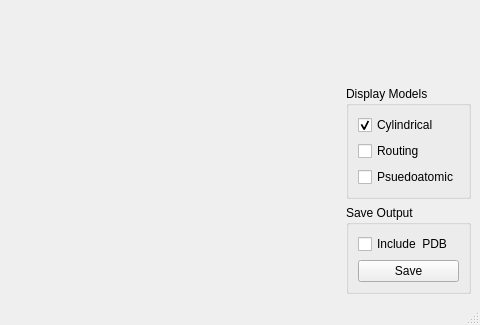
Old version of the form ui/AthenaMainWindow.ui in the repository lcbb/athena; both pictures show x 348 to 828 and y 237 to 562 of the 828 by 562 pixel window.
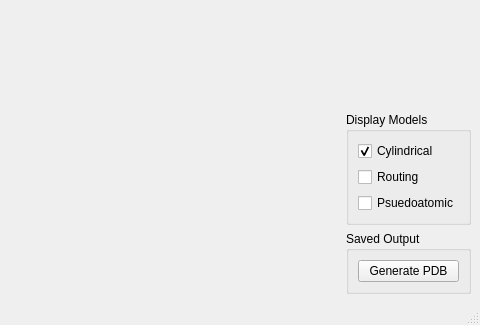
New version of the form. Custom widgets are drawn as their Qt base class.

What changed in the file:
```diff
--- a/ui/AthenaMainWindow.ui
+++ b/ui/AthenaMainWindow.ui
@@ -1125,20 +1125,13 @@
            <item>
             <widget class="QGroupBox" name="saveResultsBox">
              <property name="title">
-              <string>Save Output</string>
+              <string>Saved Output</string>
              </property>
              <layout class="QGridLayout" name="gridLayout_6">
               <item row="0" column="0">
-               <widget class="QCheckBox" name="includePDBBox">
-                <property name="text">
-                 <string>Include  PDB</string>
-                </property>
-               </widget>
-              </item>
-              <item row="1" column="0">
                <widget class="QPushButton" name="saveButton">
                 <property name="text">
-                 <string>Save</string>
+                 <string>Generate PDB</string>
                 </property>
                </widget>
               </item>
```
